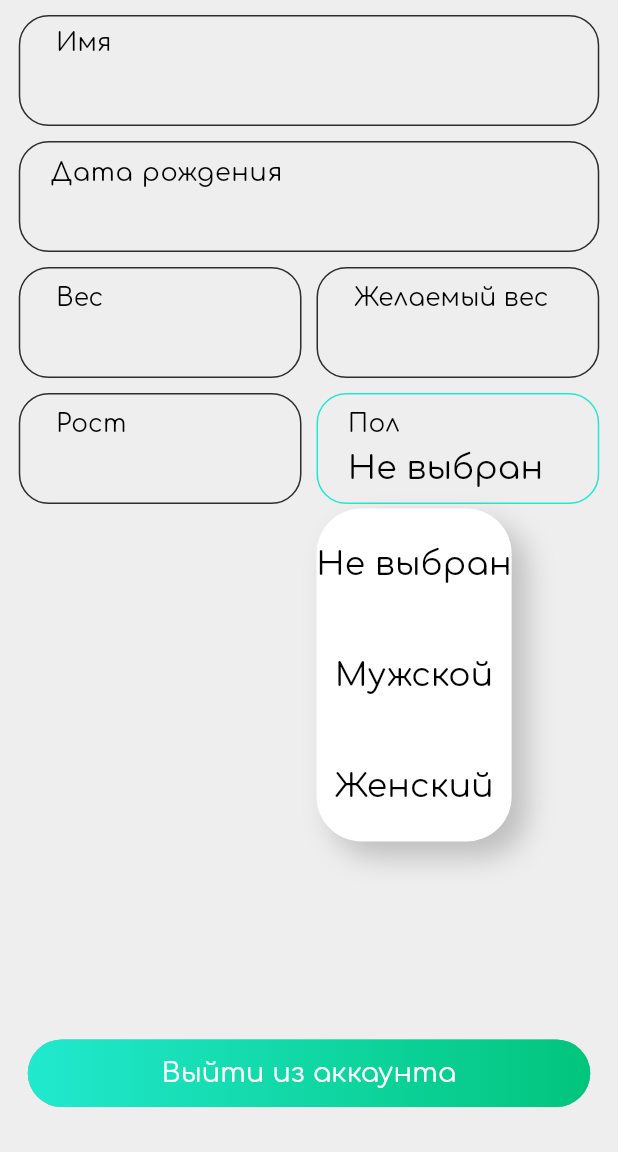
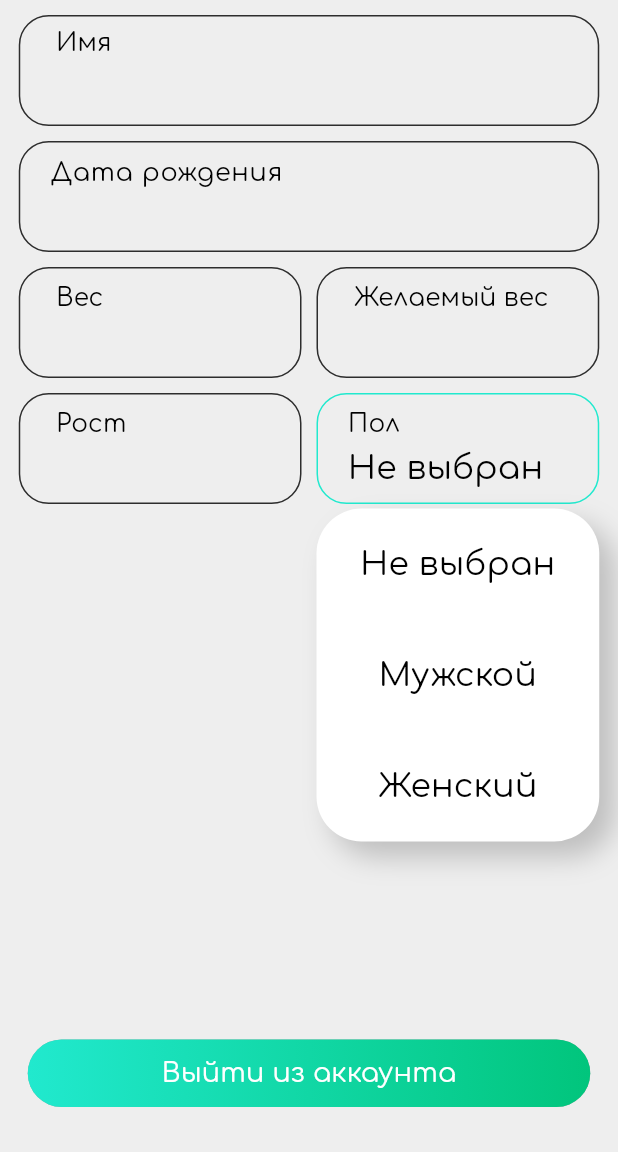
Before and after one commit to Zasuherka/Portfolio1, a Flutter app: the EditingProfilePage screen opened by its route, after a tap on "Пол", on a phone screen of 412 x 824 dp, the part 84-1236 px from its top. Run offline on Flutter 3.47's test engine with Material 3 defaults, Android fonts, the phone set to English and light mode, and no system bars; our stand-ins replace auto_route, bloc, bloc_concurrency, connectivity_plus, firebase_auth, firebase_core and 10 more; accounts and stored records are empty.

Commit message:
second commit

```diff
--- a/lib/bloc/authorization/authorization_bloc.dart
+++ b/lib/bloc/authorization/authorization_bloc.dart
@@ -32,7 +32,8 @@ class AuthorizationBloc extends Bloc<AuthorizationEvent, AuthorizationState> {
     final AuthorizationStatus status = await _userService.authorization(email, password);
     if(status == AuthorizationStatus.successful){
       emitter(const AuthorizationState.successful());
-      const AuthorizationState.initial();
+      await Future.delayed(const Duration(milliseconds: 300));
+      emitter(const AuthorizationState.initial());
     }
     else{
       emitter(AuthorizationState.error(error: status.authorizationStatus));
--- a/lib/bloc/user_image_bloc/user_image_bloc.dart
+++ b/lib/bloc/user_image_bloc/user_image_bloc.dart
@@ -1,6 +1,7 @@
 import 'dart:async';
 import 'dart:io';
 import 'package:app1/service/image_service.dart';
+import 'package:app1/service/user_sirvice.dart';
 import 'package:bloc/bloc.dart';
 import 'package:flutter/material.dart';
 import 'package:freezed_annotation/freezed_annotation.dart';
@@ -14,6 +15,7 @@ part 'user_image_bloc.freezed.dart';
 ///TODO Сделать, чтобы не было кнопки удаления изображения, когда у юзера не аватарки
 class UserImageBloc extends Bloc<UserImageEvent, UserImageState> {
   final ImageService _imageService = ImageService();
+  final UserService _userService = UserService();
 
   File? avatar;
 
@@ -24,6 +26,11 @@ class UserImageBloc extends Bloc<UserImageEvent, UserImageState> {
           loadImage: () => _loadImage(emit),
           deleteImage: () => _deleteImage(emit)
       );
+    });
+    UserService.controller.stream.listen((event) {
+      if(event == null){
+        avatar = null;
+      }
     });
   }
 
--- a/lib/bloc/user_info_bloc/user_info_bloc.dart
+++ b/lib/bloc/user_info_bloc/user_info_bloc.dart
@@ -48,6 +48,7 @@ class UserInfoBloc extends Bloc<UserInfoEvent, UserInfoState> {
       Emitter<UserInfoState> emitter) async {
 
     try{
+      //emitter(const UserInfoState.loading());
       await _userService.updateUserInfo(
         email: email,
         name: name,
@@ -62,6 +63,8 @@ class UserInfoBloc extends Bloc<UserInfoEvent, UserInfoState> {
         sexValue: sexValue
       );
       emitter(const UserInfoState.successful());
+      await Future.delayed(const Duration(milliseconds: 100));
+      emitter(const UserInfoState.initial());
     }
     catch(error){
       emitter(UserInfoState.error(error: error.toString()));
--- a/lib/bloc/user_info_bloc/user_info_state.dart
+++ b/lib/bloc/user_info_bloc/user_info_state.dart
@@ -3,6 +3,7 @@ part of 'user_info_bloc.dart';
 @freezed
 class UserInfoState with _$UserInfoState {
   const factory UserInfoState.initial() = _Initial;
+  //const factory UserInfoState.loading() = _Loading;
   const factory UserInfoState.successful() = _Successful;
   const factory UserInfoState.info() = _InfoState;
   const factory UserInfoState.error({
--- a/lib/service/image_service.dart
+++ b/lib/service/image_service.dart
@@ -171,6 +171,7 @@ class ImageService{
       final documentDirectory = await getApplicationDocumentsDirectory();
       File file = File('${documentDirectory.path}/avatar.jpg');
       await file.delete();
+      print('Удалил');
     }
   }
 }
--- a/lib/widgets/custom_drop_down_button.dart
+++ b/lib/widgets/custom_drop_down_button.dart
@@ -36,6 +36,7 @@ class _CustomDropDownButtonState extends State<CustomDropDownButton> {
   final OverlayPortalController overlayController = OverlayPortalController();
   TextStyle? textStyle;
   OverlayEntry? overlayEntry;
+  final _globalKey = GlobalKey();
 
   void createHighlightOverlay(){
     overlayEntry = OverlayEntry(builder: (BuildContext context) {
@@ -45,6 +46,7 @@ class _CustomDropDownButtonState extends State<CustomDropDownButton> {
         left: offset.dx,
         top: offset.dy + 77,
         child: Container(
+          width: renderBox.size.width,
           decoration: BoxDecoration(
               color: AppColors.elementColor,
               boxShadow: boxShadow,
--- a/lib/widgets/login_form.dart
+++ b/lib/widgets/login_form.dart
@@ -21,7 +21,10 @@ class LoginForm extends StatelessWidget {
           builder: (context, state) {
             state.when(
                 initial: () => buttonIsActive = true,
-                loading: () => buttonIsActive = false,
+                loading: () {
+                  title = 'Загрузка...';
+                  buttonIsActive = false;
+                },
                 error: (error) {
                   title = error;
                   buttonIsActive = true;
@@ -124,14 +127,7 @@ class LoginForm extends StatelessWidget {
                       height: screenHeight * 0.05,
                       width: screenWidth * 0.76,
                       decoration: BoxDecoration(
-                          gradient: const LinearGradient(
-                              begin: Alignment.topLeft,
-                              end: Alignment.bottomRight,
-                              colors: [
-                                Color(0xff21e9ce),
-                                Color(0xff01c57c),
-                              ]
-                          ),
+                          gradient: AppColors.greenGradient,
                           borderRadius: BorderRadius.circular(30),
                           boxShadow: <BoxShadow>[
                             BoxShadow(
```
Also changed, not shown: lib/pages/my_calories(old2).dart (deleted, +0 -69 lines).
